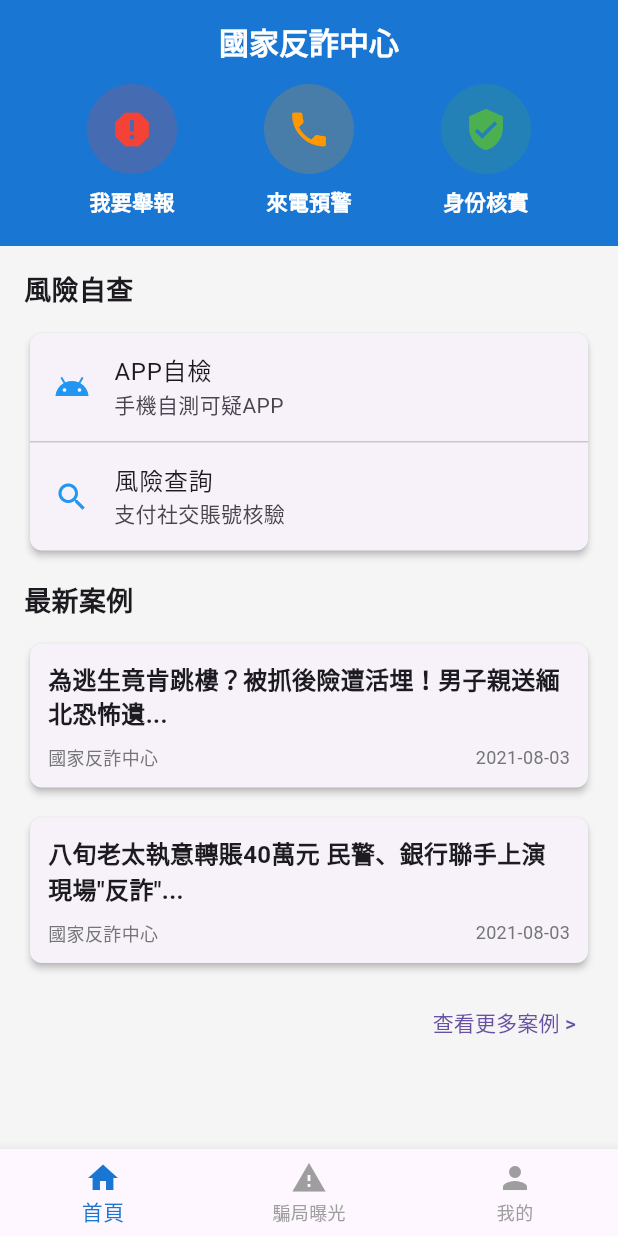
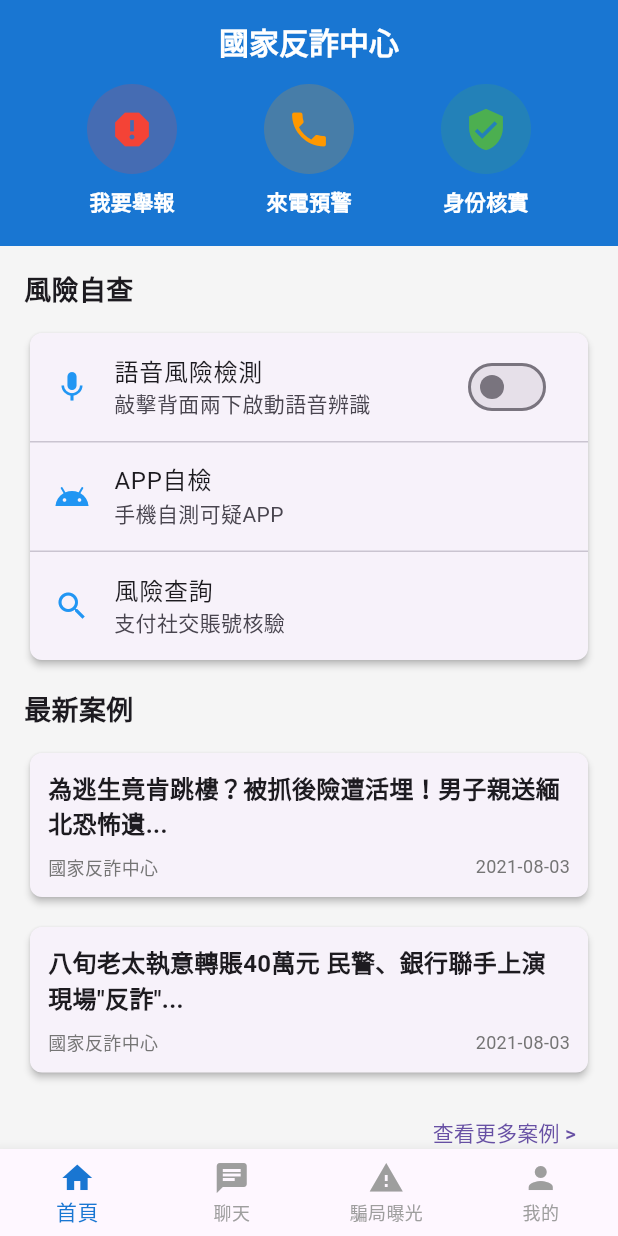
Before and after one commit to Yant-Wu/chat165_app, a Flutter app: the screen it shows after launch, on a phone screen of 412 x 824 dp. Run offline on Flutter 3.47's test engine with Material 3 defaults, Android fonts, the phone set to English and light mode, and no system bars; our stand-ins replace permission_handler, speech_to_text, vibration.

Commit message:
feat:voice_interaction

```diff
--- a/lib/main.dart
+++ b/lib/main.dart
@@ -1,8 +1,8 @@
 import 'package:flutter/material.dart';
 import 'screens/home_screen.dart';
+import 'screens/chatbot_screen.dart';
 import 'screens/scam_exposure_screen.dart';    // 新增：引入騙局曝光頁面
 import 'screens/profile_screen.dart';          // 新增：引入我的頁面
-
 
 void main() {
   runApp(const Chat165());
@@ -48,6 +48,7 @@ class _MainScreenState extends State<MainScreen> {
 
   final List<Widget> _pages = [
     HomeScreen(),
+    ChatScreen(),
     ScamExposureScreen(),
     ProfileScreen(),
   ];
@@ -65,6 +66,10 @@ class _MainScreenState extends State<MainScreen> {
           BottomNavigationBarItem(
             icon: Icon(Icons.home),
             label: '首頁',
+          ),
+          BottomNavigationBarItem(
+            icon: Icon(Icons.chat),
+            label: '聊天',
           ),
           BottomNavigationBarItem(
             icon: Icon(Icons.warning),
--- a/lib/screens/home_screen.dart
+++ b/lib/screens/home_screen.dart
@@ -1,9 +1,92 @@
 import 'package:flutter/material.dart';
-import '../../widgets/function_button.dart';
-import '../../widgets/news_card.dart';
+import 'package:permission_handler/permission_handler.dart';
+import 'package:speech_to_text/speech_to_text.dart' as stt;
 
-class HomeScreen extends StatelessWidget {
+class HomeScreen extends StatefulWidget {
   const HomeScreen({super.key});
+
+  @override
+  State<HomeScreen> createState() => _HomeScreenState();
+}
+
+class _HomeScreenState extends State<HomeScreen> {
+  final stt.SpeechToText _speech = stt.SpeechToText();
+  bool _isListening = false;
+  bool _voiceEnabled = false; // 主開關狀態
+  String _lastResult = '';
+  DateTime? _lastBackTap;
+
+  @override
+  void initState() {
+    super.initState();
+    _initSpeech();
+  }
+
+  Future<void> _initSpeech() async {
+    await _speech.initialize();
+  }
+
+  void _toggleVoiceEnabled(bool value) {
+    setState(() {
+      _voiceEnabled = value;
+      if (!value) {
+        _stopListening(); // 關閉主開關時停止語音辨識
+      }
+    });
+  }
+
+  void _handleBackTap() {
+    if (!_voiceEnabled) return; // 只有主開關開啟時響應
+
+    final now = DateTime.now();
+    if (_lastBackTap != null && now.difference(_lastBackTap!) < Duration(milliseconds: 500)) {
+      _toggleListening(); // 雙擊背面切換語音狀態
+      _lastBackTap = null;
+    } else {
+      _lastBackTap = now;
+    }
+  }
+
+  void _toggleListening() {
+    setState(() {
+      _isListening = !_isListening;
+      if (_isListening) {
+        _startListening();
+      } else {
+        _stopListening();
+      }
+    });
+  }
+
+  Future<void> _startListening() async {
+    final status = await Permission.microphone.request();
+    if (!status.isGranted) return;
+
+    if (!_isListening) {
+      setState(() => _isListening = true);
+      _speech.listen(
+        onResult: (result) {
+          if (result.finalResult) {
+            setState(() => _lastResult = result.recognizedWords);
+          }
+        },
+        listenFor: Duration(seconds: 30),
+      );
+    }
+  }
+
+  Future<void> _stopListening() async {
+    if (_isListening) {
+      await _speech.stop();
+      setState(() => _isListening = false);
+    }
+  }
+
+  @override
+  void dispose() {
+    _speech.stop();
+    super.dispose();
+  }
 
   @override
   Widget build(BuildContext context) {
@@ -19,7 +102,7 @@ class HomeScreen extends StatelessWidget {
           child: Column(
             crossAxisAlignment: CrossAxisAlignment.stretch,
             children: [
-              // 功能按鈕
+              // 功能按鈕區 (保持不變)
               Container(
                 color: const Color(0xFF1976D2),
                 padding: const EdgeInsets.only(bottom: 20),
@@ -33,7 +116,7 @@ class HomeScreen extends StatelessWidget {
                 ),
               ),
 
-              // 風險自查
+              // 風險自查區 (修改部分)
               Padding(
                 padding: const EdgeInsets.all(16),
                 child: Column(
@@ -54,6 +137,18 @@ class HomeScreen extends StatelessWidget {
                       ),
                       child: Column(
                         children: [
+                          // 新增語音辨識開關
+                          ListTile(
+                            leading: const Icon(Icons.mic, color: Colors.blue),
+                            title: const Text('語音風險檢測'),
+                            subtitle: const Text('敲擊背面兩下啟動語音辨識'),
+                            trailing: Switch(
+                              value: _voiceEnabled,
+                              onChanged: _toggleVoiceEnabled,
+                            ),
+                            onTap: () => _toggleVoiceEnabled(!_voiceEnabled),
+                          ),
+                          const Divider(height: 1),
                           ListTile(
                             leading: const Icon(Icons.android, color: Colors.blue),
                             title: const Text('APP自檢'),
@@ -70,11 +165,44 @@ class HomeScreen extends StatelessWidget {
                         ],
                       ),
                     ),
+                    // 新增語音狀態顯示
+                    if (_voiceEnabled) ...[
+                      const SizedBox(height: 12),
+                      Card(
+                        color: _isListening ? Colors.blue[50] : null,
+                        child: Padding(
+                          padding: const EdgeInsets.all(12),
+                          child: Column(
+                            children: [
+                              Row(
+                                children: [
+                                  Icon(
+                                    Icons.mic,
+                                    color: _isListening ? Colors.green : Colors.grey,
+                                  ),
+                                  const SizedBox(width: 8),
+                                  Text(
+                                    _isListening ? '正在聆聽中...' : '待機中 (敲擊背面兩下開始)',
+                                    style: TextStyle(
+                                      color: _isListening ? Colors.green : Colors.grey,
+                                    ),
+                                  ),
+                                ],
+                              ),
+                              if (_lastResult.isNotEmpty) ...[
+                                const SizedBox(height: 8),
+                                Text('上次結果: $_lastResult'),
+                              ],
+                            ],
+                          ),
+                        ),
+                      ),
+                    ],
                   ],
                 ),
               ),
 
-              // 最新案例
+              // 最新案例區 (保持不變)
               Padding(
                 padding: const EdgeInsets.symmetric(horizontal: 16),
                 child: Column(
@@ -107,7 +235,7 @@ class HomeScreen extends StatelessWidget {
                         child: const Text('查看更多案例 >'),
                       ),
                     ),
-                    const SizedBox(height: 20), // 底部緩衝區
+                    const SizedBox(height: 20),
                   ],
                 ),
               ),
@@ -118,6 +246,7 @@ class HomeScreen extends StatelessWidget {
     );
   }
 
+  // 保持原有的 _buildFunctionButton 和 _buildNewsCard 方法不變
   Widget _buildFunctionButton(String text, IconData icon, Color color) {
     return Column(
       mainAxisSize: MainAxisSize.min,
```
Also changed, not shown: lib/back_tap_detector.dart (added, +39 -0 lines), lib/voice_control_panel.dart (added, +93 -0 lines), lib/voice_recognition_module.dart (added, +91 -0 lines), pubspec.yaml (+8 -0 lines), 4 other files.
